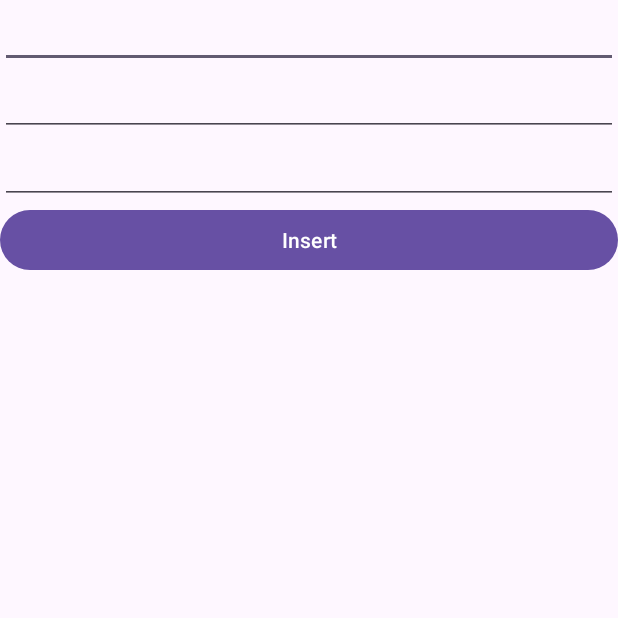
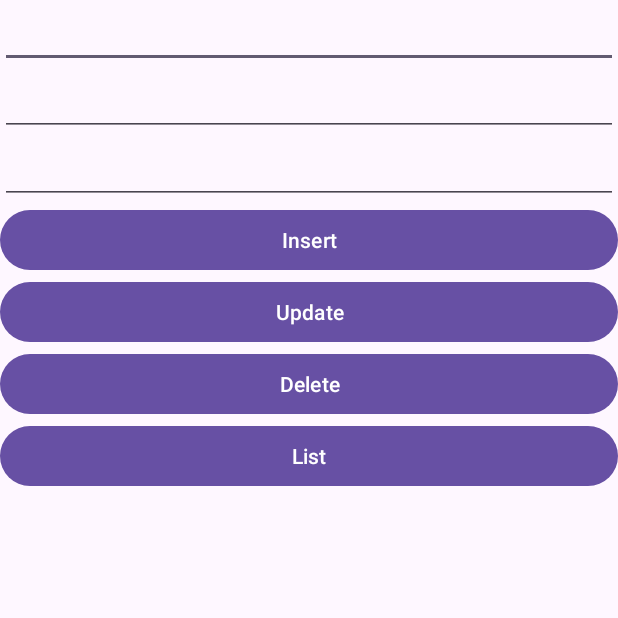
Before and after one commit to huuhuybn/Slide1-Android102, an Android app: the screen it shows after launch (MainActivity), on a phone screen of 412 x 824 dp, the top half of it. Run offline under Robolectric (Android 15) with nearby library versions, the phone set to English and light mode, and no system bars.

```diff
--- a/app/src/main/res/layout/activity_main.xml
+++ b/app/src/main/res/layout/activity_main.xml
@@ -29,4 +29,23 @@
         android:layout_height="wrap_content"
         android:text="Insert" />
 
+    <Button
+        android:id="@+id/btnUpdate"
+        android:layout_width="match_parent"
+        android:layout_height="wrap_content"
+        android:text="Update" />
+
+
+    <Button
+        android:id="@+id/btnDelete"
+        android:layout_width="match_parent"
+        android:layout_height="wrap_content"
+        android:text="Delete" />
+
+    <Button
+        android:id="@+id/btnDanhSach"
+        android:layout_width="match_parent"
+        android:layout_height="wrap_content"
+        android:text="List" />
+
 </androidx.appcompat.widget.LinearLayoutCompat>
```
Also changed, not shown: app/src/main/java/vn/poly/mob305/slide1/MainActivity.java (+48 -0 lines), app/src/main/java/vn/poly/mob305/slide1/dao/NhanVienDAO.java (+39 -0 lines).
